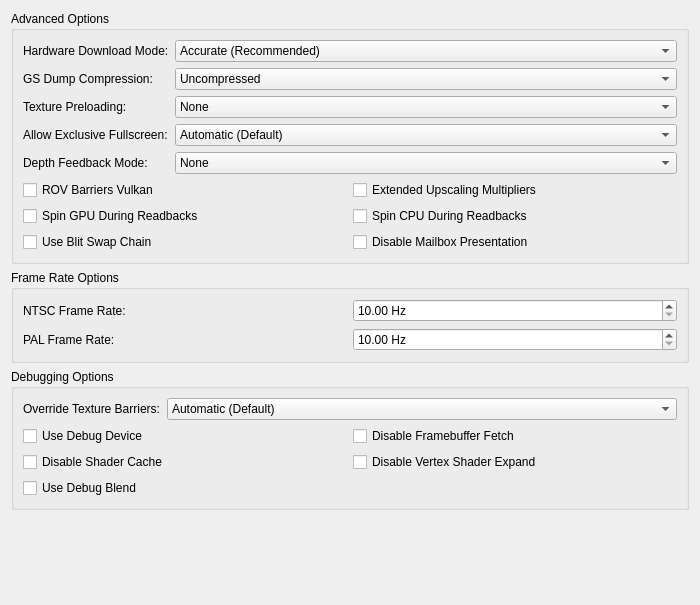
This is pcsx2-qt/Settings/GraphicsAdvancedSettingsTab.ui in PCSX2/pcsx2 as Qt 5 draws it before an edit. The edited form follows.
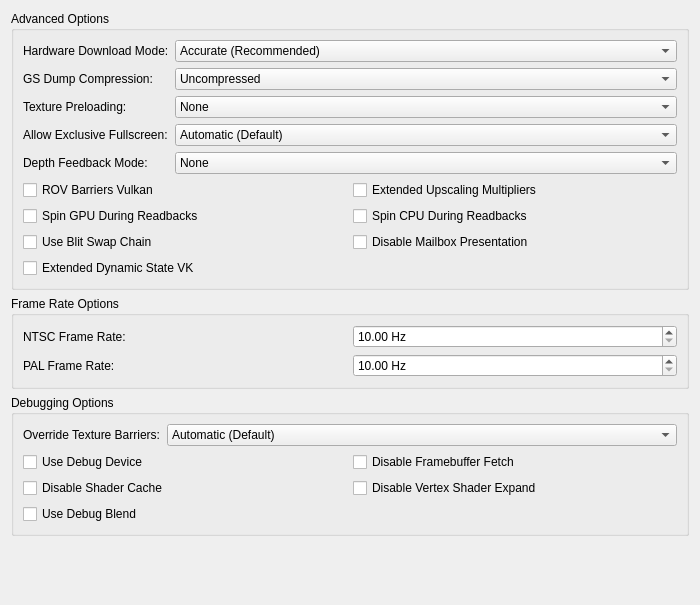
This is the edited form.

Commit message: QT: Add VK EDS setting to GUI.

What changed in the file:
```diff
--- a/pcsx2-qt/Settings/GraphicsAdvancedSettingsTab.ui
+++ b/pcsx2-qt/Settings/GraphicsAdvancedSettingsTab.ui
@@ -138,6 +138,13 @@
           </property>
          </widget>
         </item>
+        <item row="4" column="0">
+         <widget class="QCheckBox" name="edsVK">
+          <property name="text">
+           <string>Extended Dynamic State VK</string>
+          </property>
+         </widget>
+        </item>
        </layout>
       </item>
       <item row="6" column="0">
```
The commit also changes 1 other file.
